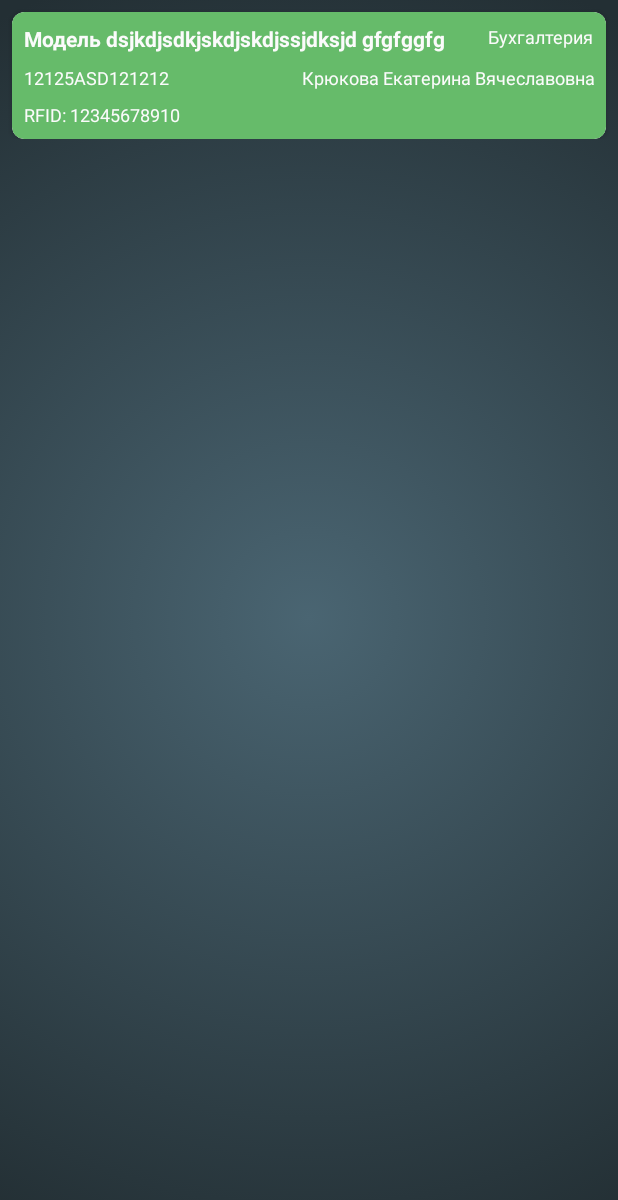
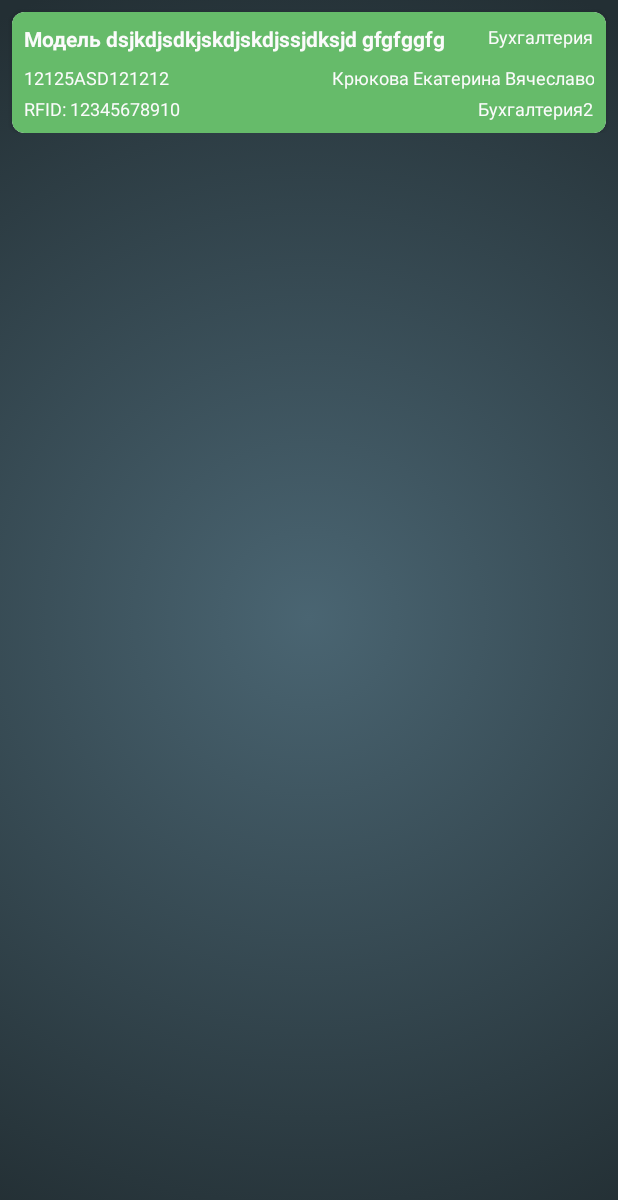
Before and after one commit to LostGirlKate/RFIDMobileInventory, an Android app: the layout inventory_item.xml on its own in the app's theme, with its tools: preview values and no code run, on a phone screen of 412 x 824 dp. Shown: the top 1200 px of the screen. Run offline under Robolectric (Android 15) with nearby library versions, the phone set to English and light mode, and no system bars; Roboto replaces fonts that are not available here.

Commit message:
add old_location to list

```diff
--- a/app/src/main/java/lost/girl/rfidmobileinventory/data/storage/models/InventoryItem.kt
+++ b/app/src/main/java/lost/girl/rfidmobileinventory/data/storage/models/InventoryItem.kt
@@ -109,6 +109,7 @@ class InventoryItem(
             state = getState(),
             inventoryNum = this.inventoryNum,
             location = this.actualLocation ?: this.location,
+            oldLocation = this.location,
             managerName = this.managerName,
             rfidCardNum = "RFID: ${this.rfidCardNum}"
         )
--- a/app/src/main/java/lost/girl/rfidmobileinventory/domain/models/InventoryItemForListModel.kt
+++ b/app/src/main/java/lost/girl/rfidmobileinventory/domain/models/InventoryItemForListModel.kt
@@ -6,6 +6,7 @@ data class InventoryItemForListModel(
     val model: String,
     val state: InventoryItemState,
     val location: String,
+    val oldLocation: String,
     val inventoryNum: String,
     val managerName: String,
     val rfidCardNum: String,
--- a/app/src/main/java/lost/girl/rfidmobileinventory/ui/list/InventoryItemsFilterableAdapter.kt
+++ b/app/src/main/java/lost/girl/rfidmobileinventory/ui/list/InventoryItemsFilterableAdapter.kt
@@ -39,6 +39,9 @@ class InventoryItemsFilterableAdapter(
             itemNum.text = item.inventoryNum
             managerName.text = item.managerName
             rfidNum.text = item.rfidCardNum
+            itemOldLocation.visibility =
+                if (item.oldLocation != item.location) View.VISIBLE else View.GONE
+            itemOldLocation.text = item.oldLocation
             backgroudConstrain.background = ContextCompat.getDrawable(
                 binding.root.context,
                 item.state.toColor()
--- a/app/src/main/res/layout/inventory_item.xml
+++ b/app/src/main/res/layout/inventory_item.xml
@@ -47,6 +47,18 @@
                 tools:text="Бухгалтерия" />
 
             <TextView
+                android:id="@+id/item_old_location"
+                android:layout_width="wrap_content"
+                android:layout_height="wrap_content"
+                android:paddingHorizontal="8dp"
+                android:paddingBottom="8dp"
+                android:textSize="@dimen/text_medium_size"
+                app:layout_constraintBottom_toBottomOf="@id/rfid_num"
+                app:layout_constraintEnd_toEndOf="@id/item_location"
+                app:layout_constraintTop_toTopOf="@+id/rfid_num"
+                tools:text="Бухгалтерия2" />
+
+            <TextView
                 android:id="@+id/item_num"
                 android:layout_width="wrap_content"
                 android:layout_height="wrap_content"
@@ -61,28 +73,28 @@
             <TextView
                 android:id="@+id/manager_name"
                 android:layout_width="0dp"
-                android:layout_height="0dp"
+                android:layout_height="wrap_content"
                 android:gravity="top|end"
                 android:paddingStart="40dp"
                 android:paddingEnd="8dp"
                 android:textAlignment="gravity"
                 android:textSize="@dimen/text_medium_size"
-                app:layout_constraintBottom_toBottomOf="@id/rfid_num"
                 app:layout_constraintEnd_toEndOf="parent"
                 app:layout_constraintStart_toEndOf="@+id/item_num"
                 app:layout_constraintTop_toTopOf="@+id/item_num"
-                tools:text="Крюкова Екатерина Вячеславовна" />
+                tools:text="Крюкова Екатерина Вячеславо" />
 
             <TextView
                 android:id="@+id/rfid_num"
                 android:layout_width="wrap_content"
                 android:layout_height="0dp"
                 android:paddingHorizontal="8dp"
+                android:layout_marginTop="4dp"
                 android:paddingBottom="8dp"
                 android:textSize="@dimen/text_medium_size"
                 android:gravity="fill_vertical"
                 app:layout_constraintStart_toStartOf="parent"
-                app:layout_constraintTop_toBottomOf="@+id/item_num"
+                app:layout_constraintTop_toBottomOf="@+id/manager_name"
                 tools:text="RFID: 12345678910" />
 
         </androidx.constraintlayout.widget.ConstraintLayout>
```
